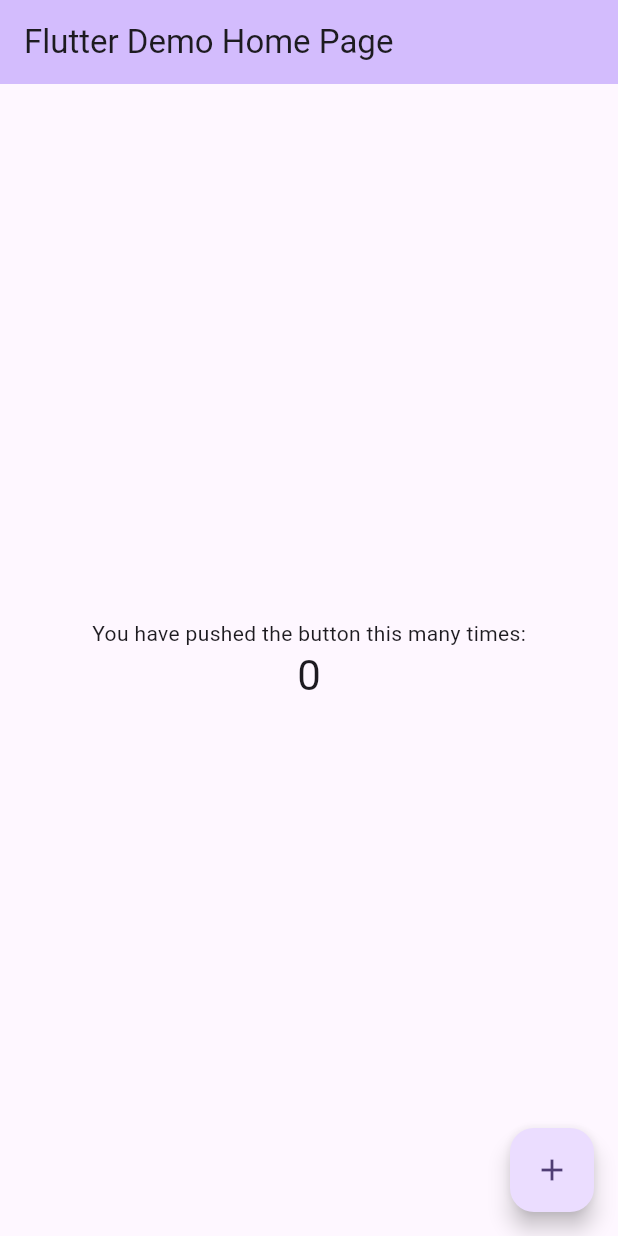
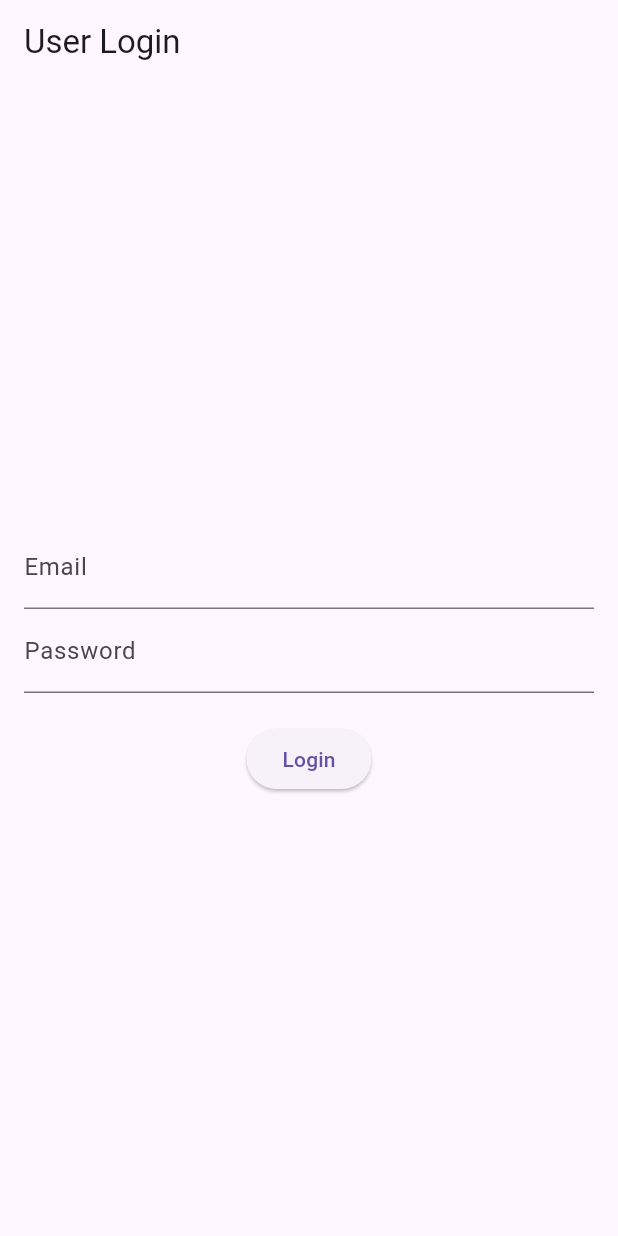
Before and after one commit to iyinusa/social_app_demo, a Flutter app: the screen it shows after launch, on a phone screen of 412 x 824 dp. Run offline on Flutter 3.47's test engine with Material 3 defaults, Android fonts, the phone set to English and light mode, and no system bars; our stand-ins replace firebase_auth, firebase_core; missing offline and left inert: google_sign_in_dartio; accounts and stored records are empty.

Commit message:
Firebase Auth implemented

```diff
--- /dev/null
+++ b/lib/controllers/auth_controller.dart
@@ -0,0 +1,70 @@
+import 'package:firebase_auth/firebase_auth.dart';
+import 'package:flutter/material.dart';
+import '../models/user_model.dart';
+
+class AuthController extends ChangeNotifier {
+  final FirebaseAuth _auth = FirebaseAuth.instance;
+
+  /// The `registerUser` function registers a new user with the provided email, password, and username,
+  /// and returns a `UserModel` object if the registration is successful.
+  ///
+  /// Args:
+  ///   email (String): The email parameter is a string that represents the user's email address.
+  ///   password (String): The password parameter is a string that represents the user's password for
+  /// registration.
+  ///   username (String): The `username` parameter is a string that represents the desired username for
+  /// the user being registered.
+  ///
+  /// Returns:
+  ///   a Future<UserModel?>.
+  Future<UserModel?> registerUser(
+      String email, String password, String username) async {
+    try {
+      UserCredential userCredential =
+          await _auth.createUserWithEmailAndPassword(
+        email: email,
+        password: password,
+      );
+      User? user = userCredential.user;
+
+      if (user != null) {
+        UserModel newUser =
+            UserModel(uid: user.uid, email: email, username: username);
+        // Store user data in the database if needed
+        // (e.g., Firestore or Realtime Database).
+        // Implement this according to your backend setup.
+        return newUser;
+      }
+    } catch (e) {
+      print("Error during registration: $e");
+      return null;
+    }
+    return null;
+  }
+
+  /// The loginUser function is a Future that attempts to authenticate a user with the provided email
+  /// and password.
+  ///
+  /// Args:
+  ///   email (String): A string representing the email address of the user trying to log in.
+  ///   password (String): A string representing the user's password.
+  Future<UserModel?> loginUser(String email, String password) async {
+    try {
+      UserCredential userCredential = await _auth.signInWithEmailAndPassword(
+        email: email,
+        password: password,
+      );
+      User? user = userCredential.user;
+
+      if (user != null) {
+        // Fetch additional user data from the database if needed.
+        // Implement this according to your backend setup.
+        return UserModel(uid: user.uid, email: user.email!, username: 'Sample');
+      }
+    } catch (e) {
+      print("Error during login: $e");
+      return null;
+    }
+    return null;
+  }
+}
--- a/lib/main.dart
+++ b/lib/main.dart
@@ -1,125 +1,67 @@
+import 'dart:io';
+
+import 'package:firebase_auth/firebase_auth.dart';
+import 'package:flutter/foundation.dart';
 import 'package:flutter/material.dart';
+import 'package:firebase_core/firebase_core.dart';
+import 'package:provider/provider.dart';
+import 'package:google_sign_in_dartio/google_sign_in_dartio.dart';
+import 'controllers/auth_controller.dart';
+import 'screens/registration_screen.dart';
+import 'screens/login_screen.dart';
 
-void main() {
+import 'firebase_options.dart';
+
+/// Requires that a Firebase local emulator is running locally.
+/// See https://firebase.flutter.dev/docs/auth/start/#optional-prototype-and-test-with-firebase-local-emulator-suite
+bool shouldUseFirebaseEmulator = false;
+
+late final FirebaseApp app;
+late final FirebaseAuth auth;
+
+void main() async {
+  WidgetsFlutterBinding.ensureInitialized();
+  // We store the app and auth to make testing with a named instance easier.
+  app = await Firebase.initializeApp(
+    options: DefaultFirebaseOptions.currentPlatform,
+  );
+  auth = FirebaseAuth.instanceFor(app: app);
+
+  if (shouldUseFirebaseEmulator) {
+    await auth.useAuthEmulator('localhost', 9099);
+  }
+
+  if (!kIsWeb && Platform.isWindows) {
+    await GoogleSignInDart.register(
+      clientId:
+          '406099696497-g5o9l0blii9970bgmfcfv14pioj90djd.apps.googleusercontent.com',
+    );
+  }
   runApp(const MyApp());
 }
 
 class MyApp extends StatelessWidget {
   const MyApp({super.key});
 
-  // This widget is the root of your application.
   @override
   Widget build(BuildContext context) {
-    return MaterialApp(
-      title: 'Flutter Demo',
-      theme: ThemeData(
-        // This is the theme of your application.
-        //
-        // TRY THIS: Try running your application with "flutter run". You'll see
-        // the application has a blue toolbar. Then, without quitting the app,
-        // try changing the seedColor in the colorScheme below to Colors.green
-        // and then invoke "hot reload" (save your changes or press the "hot
-        // reload" button in a Flutter-supported IDE, or press "r" if you used
-        // the command line to start the app).
-        //
-        // Notice that the counter didn't reset back to zero; the application
-        // state is not lost during the reload. To reset the state, use hot
-        // restart instead.
-        //
-        // This works for code too, not just values: Most code changes can be
-        // tested with just a hot reload.
-        colorScheme: ColorScheme.fromSeed(seedColor: Colors.deepPurple),
-        useMaterial3: true,
+    return MultiProvider(
+      providers: [
+        ChangeNotifierProvider<AuthController>(create: (_) => AuthController()),
+        // Add other providers as needed.
+      ],
+      child: MaterialApp(
+        title: 'Social App Prototype',
+        theme: ThemeData(
+          primarySwatch: Colors.green,
+        ),
+        home: const LoginScreen(),
+        routes: {
+          '/login': (context) => const LoginScreen(),
+          '/register': (context) => const RegistrationScreen(),
+          // Add more routes for other screens as needed.
+        },
       ),
-      home: const MyHomePage(title: 'Flutter Demo Home Page'),
     );
   }
 }
-
-class MyHomePage extends StatefulWidget {
-  const MyHomePage({super.key, required this.title});
-
-  // This widget is the home page of your application. It is stateful, meaning
-  // that it has a State object (defined below) that contains fields that affect
-  // how it looks.
-
-  // This class is the configuration for the state. It holds the values (in this
-  // case the title) provided by the parent (in this case the App widget) and
-  // used by the build method of the State. Fields in a Widget subclass are
-  // always marked "final".
-
-  final String title;
-
-  @override
-  State<MyHomePage> createState() => _MyHomePageState();
-}
-
-class _MyHomePageState extends State<MyHomePage> {
-  int _counter = 0;
-
-  void _incrementCounter() {
-    setState(() {
-      // This call to setState tells the Flutter framework that something has
-      // changed in this State, which causes it to rerun the build method below
-      // so that the display can reflect the updated values. If we changed
-      // _counter without calling setState(), then the build method would not be
-      // called again, and so nothing would appear to happen.
-      _counter++;
-    });
-  }
-
-  @override
-  Widget build(BuildContext context) {
-    // This method is rerun every time setState is called, for instance as done
-    // by the _incrementCounter method above.
-    //
-    // The Flutter framework has been optimized to make rerunning build methods
-    // fast, so that you can just rebuild anything that needs updating rather
-    // than having to individually change instances of widgets.
-    return Scaffold(
-      appBar: AppBar(
-        // TRY THIS: Try changing the color here to a specific color (to
-        // Colors.amber, perhaps?) and trigger a hot reload to see the AppBar
-        // change color while the other colors stay the same.
-        backgroundColor: Theme.of(context).colorScheme.inversePrimary,
-        // Here we take the value from the MyHomePage object that was created by
-        // the App.build method, and use it to set our appbar title.
-        title: Text(widget.title),
-      ),
-      body: Center(
-        // Center is a layout widget. It takes a single child and positions it
-        // in the middle of the parent.
-        child: Column(
-          // Column is also a layout widget. It takes a list of children and
-          // arranges them vertically. By default, it sizes itself to fit its
-          // children horizontally, and tries to be as tall as its parent.
-          //
-          // Column has various properties to control how it sizes itself and
-          // how it positions its children. Here we use mainAxisAlignment to
-          // center the children vertically; the main axis here is the vertical
-          // axis because Columns are vertical (the cross axis would be
-          // horizontal).
-          //
-          // TRY THIS: Invoke "debug painting" (choose the "Toggle Debug Paint"
-          // action in the IDE, or press "p" in the console), to see the
-          // wireframe for each widget.
-          mainAxisAlignment: MainAxisAlignment.center,
-          children: <Widget>[
-            const Text(
-              'You have pushed the button this many times:',
-            ),
-            Text(
-              '$_counter',
-              style: Theme.of(context).textTheme.headlineMedium,
-            ),
-          ],
-        ),
-      ),
-      floatingActionButton: FloatingActionButton(
-        onPressed: _incrementCounter,
-        tooltip: 'Increment',
-        child: const Icon(Icons.add),
-      ), // This trailing comma makes auto-formatting nicer for build methods.
-    );
-  }
-}
--- /dev/null
+++ b/lib/models/user_model.dart
@@ -0,0 +1,7 @@
+class UserModel {
+  final String uid;
+  final String username;
+  final String email;
+
+  UserModel({required this.uid, required this.username, required this.email});
+}
--- /dev/null
+++ b/lib/screens/login_screen.dart
@@ -0,0 +1,59 @@
+import 'package:flutter/material.dart';
+import 'package:provider/provider.dart';
+import '../controllers/auth_controller.dart';
+import '../models/user_model.dart';
+
+class LoginScreen extends StatelessWidget {
+  const LoginScreen({super.key});
+
+  @override
+  Widget build(BuildContext context) {
+    final authController = Provider.of<AuthController>(context);
+
+    String email = "";
+    String password = "";
+
+    loginUser() async {
+      UserModel? user = await authController.loginUser(email, password);
+
+      if (user != null) {
+        // Login successful, navigate to the main app interface.
+        // Implement navigation according to your app structure.
+        print("Login successful: ${user.email}");
+      } else {
+        // Handle login failure.
+        print("Login failed");
+      }
+    }
+
+    return Scaffold(
+      appBar: AppBar(
+        title: Text("User Login"),
+      ),
+      body: Padding(
+        padding: const EdgeInsets.all(16.0),
+        child: Column(
+          mainAxisAlignment: MainAxisAlignment.center,
+          children: [
+            TextField(
+              onChanged: (value) => email = value,
+              decoration: InputDecoration(labelText: 'Email'),
+            ),
+            TextField(
+              onChanged: (value) => password = value,
+              obscureText: true,
+              decoration: InputDecoration(labelText: 'Password'),
+            ),
+            SizedBox(height: 20),
+            ElevatedButton(
+              onPressed: () async {
+                loginUser();
+              },
+              child: Text("Login"),
+            ),
+          ],
+        ),
+      ),
+    );
+  }
+}
```
Also changed, not shown: lib/screens/registration_screen.dart (added, +61 -0 lines), pubspec.yaml (+6 -67 lines), lib/firebase_options.dart (added), 20 other files.
